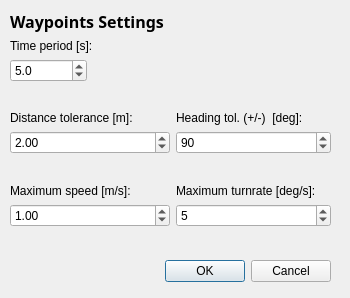
Before: the Qt Designer form src/libs/orcaqgui2dfactory/wptolerancesdialog.ui in naderman/orca-robotics, drawn with Qt 5.
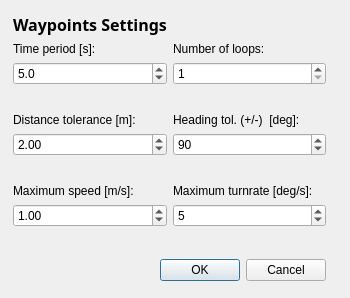
After: the same form once the commit is applied.

Commit message: number of loops configurable at runtime through dialog

Patch:
```diff
--- a/src/libs/orcaqgui2dfactory/wptolerancesdialog.ui
+++ b/src/libs/orcaqgui2dfactory/wptolerancesdialog.ui
@@ -26,10 +26,10 @@
   <widget class="QWidget" name="" >
    <property name="geometry" >
     <rect>
-     <x>10</x>
-     <y>10</y>
-     <width>321</width>
-     <height>277</height>
+     <x>13</x>
+     <y>13</y>
+     <width>313</width>
+     <height>273</height>
     </rect>
    </property>
    <layout class="QGridLayout" >
@@ -39,97 +39,81 @@
     <property name="spacing" >
      <number>6</number>
     </property>
-    <item row="4" column="2" >
-     <widget class="QLabel" name="headingLabel" >
-      <property name="text" >
-       <string>Heading tol. (+/-)  [deg]:</string>
-      </property>
-     </widget>
-    </item>
-    <item row="7" column="0" colspan="2" >
+    <item row="7" column="0" >
      <widget class="QLabel" name="maxSpeedLabel" >
       <property name="text" >
        <string>Maximum speed [m/s]:</string>
       </property>
      </widget>
     </item>
-    <item row="4" column="0" colspan="2" >
-     <widget class="QLabel" name="distanceLabel" >
+    <item row="9" column="0" colspan="2" >
+     <spacer>
+      <property name="orientation" >
+       <enum>Qt::Vertical</enum>
+      </property>
+      <property name="sizeHint" >
+       <size>
+        <width>301</width>
+        <height>20</height>
+       </size>
+      </property>
+     </spacer>
+    </item>
+    <item row="5" column="0" >
+     <widget class="QDoubleSpinBox" name="distanceSpin" >
+      <property name="maximum" >
+       <double>10.000000000000000</double>
+      </property>
+      <property name="singleStep" >
+       <double>0.200000000000000</double>
+      </property>
+      <property name="value" >
+       <double>2.000000000000000</double>
+      </property>
+     </widget>
+    </item>
+    <item row="4" column="1" >
+     <widget class="QLabel" name="headingLabel" >
       <property name="text" >
-       <string>Distance tolerance [m]:</string>
+       <string>Heading tol. (+/-)  [deg]:</string>
       </property>
      </widget>
     </item>
-    <item row="1" column="0" colspan="3" >
+    <item row="5" column="1" >
+     <widget class="QSpinBox" name="headingSpin" >
+      <property name="maximum" >
+       <number>180</number>
+      </property>
+      <property name="singleStep" >
+       <number>5</number>
+      </property>
+      <property name="value" >
+       <number>90</number>
+      </property>
+     </widget>
+    </item>
+    <item row="1" column="0" >
      <widget class="QLabel" name="timeLabel" >
       <property name="text" >
        <string>Time period [s]:</string>
       </property>
      </widget>
     </item>
-    <item row="9" column="0" colspan="3" >
-     <spacer>
-      <property name="orientation" >
-       <enum>Qt::Vertical</enum>
-      </property>
-      <property name="sizeHint" >
-       <size>
-        <width>301</width>
-        <height>20</height>
-       </size>
-      </property>
-     </spacer>
-    </item>
-    <item row="7" column="2" >
-     <widget class="QLabel" name="maxTurnrateLabel" >
+    <item row="0" column="0" colspan="2" >
+     <widget class="QLabel" name="label" >
       <property name="text" >
-       <string>Maximum turnrate [deg/s]:</string>
+       <string>&lt;html>&lt;head>&lt;meta name="qrichtext" content="1" />&lt;/head>&lt;body style=" white-space: pre-wrap; font-family:Sans Serif; font-size:9pt; font-weight:400; font-style:normal; text-decoration:none;">&lt;p style=" margin-top:0px; margin-bottom:0px; margin-left:0px; margin-right:0px; -qt-block-indent:0; text-indent:0px;">&lt;span style=" font-size:12pt; font-weight:600;">Waypoints Settings&lt;/span>&lt;/p>&lt;/body>&lt;/html></string>
       </property>
      </widget>
     </item>
-    <item row="2" column="0" >
-     <widget class="QDoubleSpinBox" name="timePeriodSpin" >
-      <property name="decimals" >
-       <number>1</number>
+    <item row="4" column="0" >
+     <widget class="QLabel" name="distanceLabel" >
+      <property name="text" >
+       <string>Distance tolerance [m]:</string>
       </property>
-      <property name="maximum" >
-       <double>10000</double>
-      </property>
-      <property name="singleStep" >
-       <double>0.5</double>
-      </property>
-      <property name="value" >
-       <double>5</double>
-      </property>
      </widget>
     </item>
-    <item row="3" column="2" >
-     <spacer>
-      <property name="orientation" >
-       <enum>Qt::Vertical</enum>
-      </property>
-      <property name="sizeHint" >
-       <size>
-        <width>155</width>
-        <height>16</height>
-       </size>
-      </property>
-     </spacer>
-    </item>
-    <item row="5" column="0" colspan="2" >
-     <widget class="QDoubleSpinBox" name="distanceSpin" >
-      <property name="maximum" >
-       <double>10</double>
-      </property>
-      <property name="singleStep" >
-       <double>0.2</double>
-      </property>
-      <property name="value" >
-       <double>2</double>
-      </property>
-     </widget>
-    </item>
-    <item row="10" column="0" colspan="3" >
+    <item row="10" column="0" colspan="2" >
      <layout class="QHBoxLayout" >
       <property name="margin" >
        <number>0</number>
@@ -166,39 +150,26 @@
       </item>
      </layout>
     </item>
-    <item row="8" column="0" colspan="2" >
+    <item row="8" column="0" >
      <widget class="QDoubleSpinBox" name="maxSpeedSpin" >
       <property name="maximum" >
-       <double>10</double>
+       <double>10.000000000000000</double>
       </property>
       <property name="singleStep" >
        <double>0.2</double>
       </property>
       <property name="value" >
-       <double>1</double>
+       <double>1.000000000000000</double>
       </property>
      </widget>
     </item>
-    <item row="0" column="0" colspan="3" >
-     <widget class="QLabel" name="label" >
+    <item row="1" column="1" >
+     <widget class="QLabel" name="loopsLabel" >
       <property name="text" >
-       <string>&lt;html>&lt;head>&lt;meta name="qrichtext" content="1" />&lt;/head>&lt;body style=" white-space: pre-wrap; font-family:Sans Serif; font-size:9pt; font-weight:400; font-style:normal; text-decoration:none;">&lt;p style=" margin-top:0px; margin-bottom:0px; margin-left:0px; margin-right:0px; -qt-block-indent:0; text-indent:0px;">&lt;span style=" font-size:12pt; font-weight:600;">Waypoints Settings&lt;/span>&lt;/p>&lt;/body>&lt;/html></string>
+       <string>Number of loops:</string>
       </property>
      </widget>
     </item>
-    <item row="2" column="1" colspan="2" >
-     <spacer>
-      <property name="orientation" >
-       <enum>Qt::Horizontal</enum>
-      </property>
-      <property name="sizeHint" >
-       <size>
-        <width>221</width>
-        <height>20</height>
-       </size>
-      </property>
-     </spacer>
-    </item>
     <item row="3" column="0" colspan="2" >
      <spacer>
       <property name="orientation" >
@@ -206,39 +177,36 @@
       </property>
       <property name="sizeHint" >
        <size>
-        <width>155</width>
-        <height>16</height>
+        <width>301</width>
+        <height>20</height>
        </size>
       </property>
      </spacer>
     </item>
-    <item row="5" column="2" >
-     <widget class="QSpinBox" name="headingSpin" >
+    <item row="2" column="0" >
+     <widget class="QDoubleSpinBox" name="timePeriodSpin" >
+      <property name="decimals" >
+       <number>1</number>
+      </property>
       <property name="maximum" >
-       <number>180</number>
+       <double>10000.000000000000000</double>
       </property>
       <property name="singleStep" >
        <number>5</number>
       </property>
       <property name="value" >
-       <number>90</number>
+       <double>5.000000000000000</double>
       </property>
      </widget>
     </item>
-    <item row="6" column="0" colspan="3" >
-     <spacer>
-      <property name="orientation" >
-       <enum>Qt::Vertical</enum>
+    <item row="7" column="1" >
+     <widget class="QLabel" name="maxTurnrateLabel" >
+      <property name="text" >
+       <string>Maximum turnrate [deg/s]:</string>
       </property>
-      <property name="sizeHint" >
-       <size>
-        <width>311</width>
-        <height>16</height>
-       </size>
-      </property>
-     </spacer>
+     </widget>
     </item>
-    <item row="8" column="2" >
+    <item row="8" column="1" >
      <widget class="QSpinBox" name="maxTurnrateSpin" >
       <property name="maximum" >
        <number>100</number>
@@ -251,6 +219,35 @@
       </property>
      </widget>
     </item>
+    <item row="6" column="0" colspan="2" >
+     <spacer>
+      <property name="orientation" >
+       <enum>Qt::Vertical</enum>
+      </property>
+      <property name="sizeHint" >
+       <size>
+        <width>311</width>
+        <height>16</height>
+       </size>
+      </property>
+     </spacer>
+    </item>
+    <item row="2" column="1" >
+     <widget class="QSpinBox" name="numLoopsSpin" >
+      <property name="maximum" >
+       <number>1000</number>
+      </property>
+      <property name="minimum" >
+       <number>1</number>
+      </property>
+      <property name="singleStep" >
+       <number>1</number>
+      </property>
+      <property name="value" >
+       <number>1</number>
+      </property>
+     </widget>
+    </item>
    </layout>
   </widget>
  </widget>
```
Left out of the diff: 8 changed lines with no effect on the pictures. The commit also changes 6 other files.
